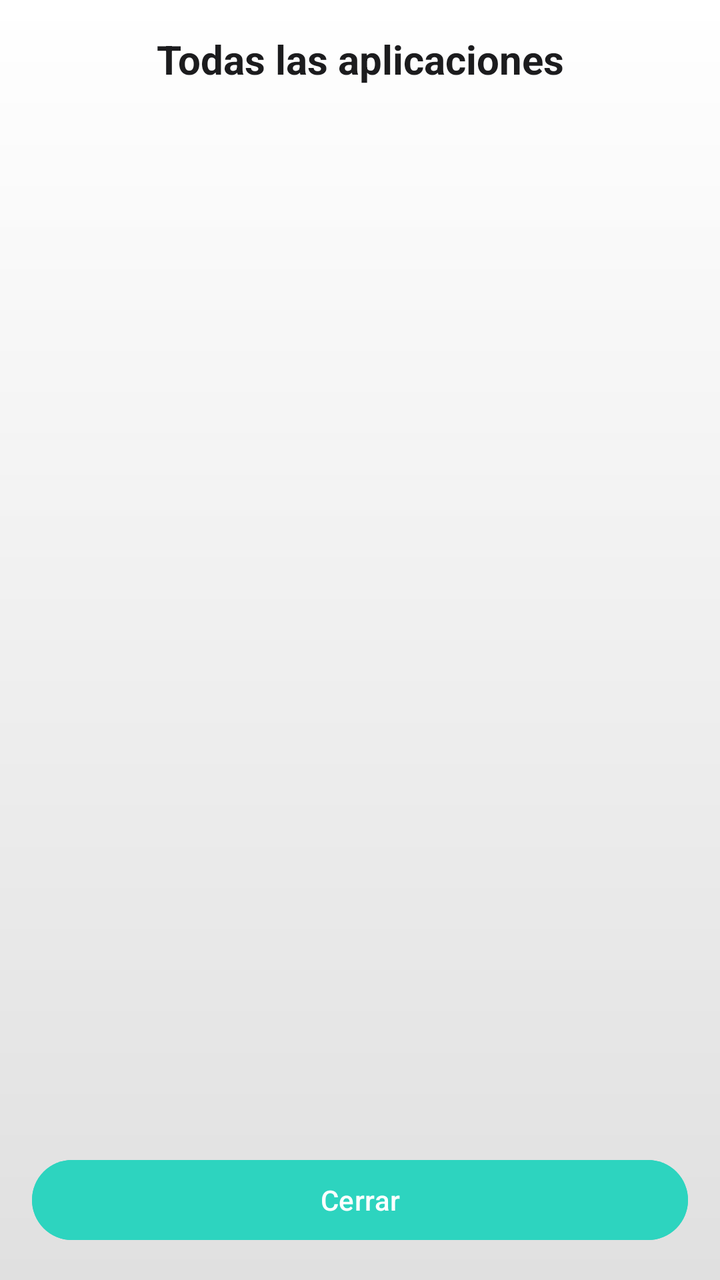
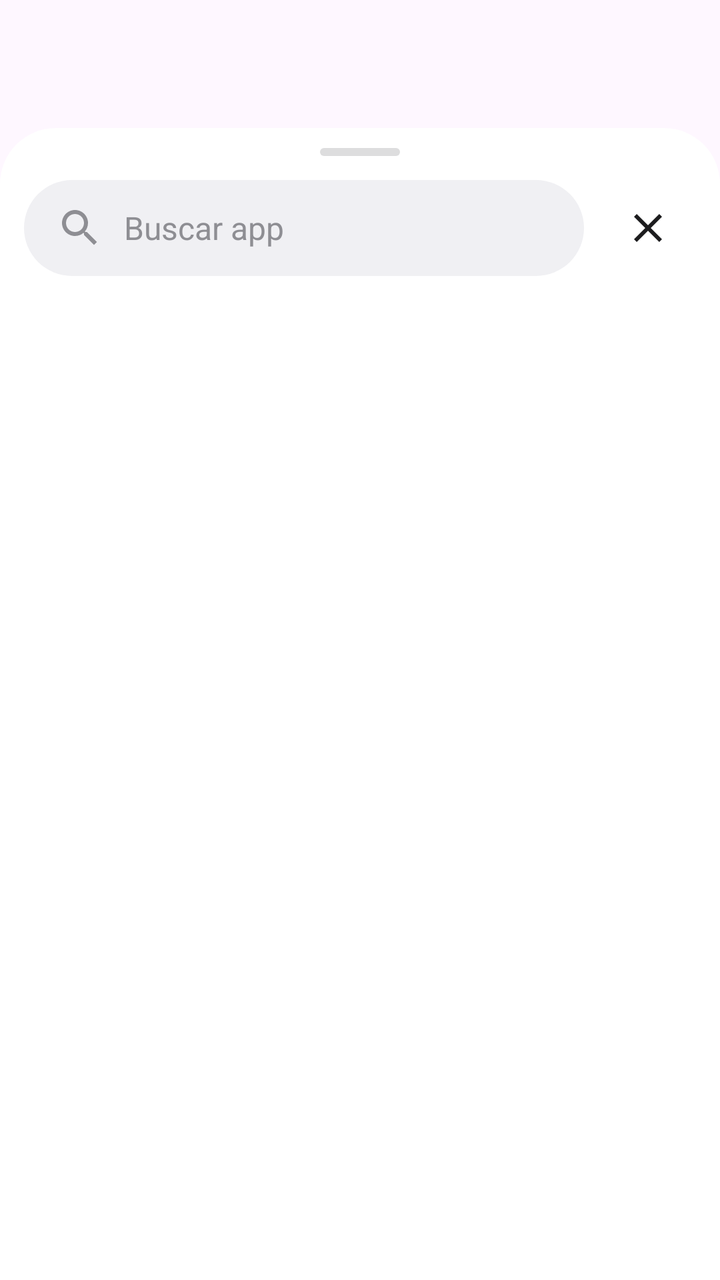

Screens rendered from an Android XML layout before and after an edit, with the pre-edit source and the edit as a unified diff.
<!-- AndroidManifest.xml: application theme Theme.OASIS -->
<!-- res/layout/dialog_all_apps.xml -->
<?xml version="1.0" encoding="utf-8"?>
<LinearLayout xmlns:android="http://schemas.android.com/apk/res/android"
    android:layout_width="match_parent"
    android:layout_height="match_parent"
    android:orientation="vertical"
    android:padding="16dp"
    android:clipChildren="true"
    android:clipToPadding="true"
    android:background="@drawable/settings_bg_gradient">

    <TextView
        android:layout_width="match_parent"
        android:layout_height="wrap_content"
        android:text="Todas las aplicaciones"
        android:textSize="20sp"
        android:textStyle="bold"
        android:textColor="#1C1C1E"
        android:gravity="center"
        android:layout_marginBottom="16dp" />

    <androidx.recyclerview.widget.RecyclerView
        android:id="@+id/rv_apps"
        android:layout_width="match_parent"
        android:layout_height="0dp"
        android:layout_weight="1" />

    <Button
        android:id="@+id/btn_close_apps"
        android:layout_width="match_parent"
        android:layout_height="wrap_content"
        android:layout_marginTop="16dp"
        android:text="Cerrar"
        android:backgroundTint="@color/btn_call"
        android:textColor="@color/white" />

</LinearLayout>
<!-- resources referenced by this layout -->
<resources>
  <color name="btn_call">#2dd4bf</color>
  <color name="white">#FFFFFF</color>
  <!-- drawable settings_bg_gradient (drawable) -->
  <?xml version="1.0" encoding="utf-8"?>
  <shape xmlns:android="http://schemas.android.com/apk/res/android"
      android:shape="rectangle">
      <gradient
          android:startColor="#FFFFFF"
          android:endColor="#E0E0E0"
          android:angle="270" />
  </shape>
  <style name="Theme.OASIS" parent="Theme.Material3.DayNight.NoActionBar">
          <item name="android:statusBarColor">@color/status_bar_amanecer</item>
          <item name="android:windowLightStatusBar">true</item>
      </style>
  <color name="status_bar_amanecer">#FFE0B2</color>
</resources>

<!-- the commit's change to res/layout/dialog_all_apps.xml (unified diff, before → after) -->
@@ -2,35 +2,74 @@
 <LinearLayout xmlns:android="http://schemas.android.com/apk/res/android"
     android:layout_width="match_parent"
     android:layout_height="match_parent"
-    android:orientation="vertical"
-    android:padding="16dp"
-    android:clipChildren="true"
-    android:clipToPadding="true"
-    android:background="@drawable/settings_bg_gradient">
+    android:orientation="vertical">
 
-    <TextView
+    
+    <View
+        android:id="@+id/drawer_dismiss_area"
         android:layout_width="match_parent"
-        android:layout_height="wrap_content"
-        android:text="Todas las aplicaciones"
-        android:textSize="20sp"
-        android:textStyle="bold"
-        android:textColor="#1C1C1E"
-        android:gravity="center"
-        android:layout_marginBottom="16dp" />
+        android:layout_height="64dp" />
 
-    <androidx.recyclerview.widget.RecyclerView
-        android:id="@+id/rv_apps"
+    <LinearLayout
         android:layout_width="match_parent"
         android:layout_height="0dp"
-        android:layout_weight="1" />
+        android:layout_weight="1"
+        android:background="@drawable/bg_drawer"
+        android:orientation="vertical"
+        android:paddingStart="12dp"
+        android:paddingTop="10dp"
+        android:paddingEnd="12dp">
 
-    <Button
-        android:id="@+id/btn_close_apps"
-        android:layout_width="match_parent"
-        android:layout_height="wrap_content"
-        android:layout_marginTop="16dp"
-        android:text="Cerrar"
-        android:backgroundTint="@color/btn_call"
-        android:textColor="@color/white" />
+        <View
+            android:layout_width="40dp"
+            android:layout_height="4dp"
+            android:layout_gravity="center_horizontal"
+            android:background="@drawable/bg_handle" />
 
+        <LinearLayout
+            android:layout_width="match_parent"
+            android:layout_height="wrap_content"
+            android:layout_marginTop="12dp"
+            android:layout_marginBottom="8dp"
+            android:gravity="center_vertical"
+            android:orientation="horizontal">
+
+            <EditText
+                android:id="@+id/et_search_apps"
+                android:layout_width="0dp"
+                android:layout_height="48dp"
+                android:layout_weight="1"
+                android:background="@drawable/bg_search"
+                android:drawableStart="@drawable/ic_search"
+                android:drawablePadding="10dp"
+                android:hint="Buscar app"
+                android:imeOptions="actionSearch"
+                android:importantForAutofill="no"
+                android:inputType="text"
+                android:maxLines="1"
+                android:paddingStart="16dp"
+                android:paddingEnd="16dp"
+                android:textColor="#1C1C1E"
+                android:textColorHint="#8E8E93"
+                android:textSize="16sp" />
+
+            <ImageView
+                android:id="@+id/btn_close_apps"
+                android:layout_width="48dp"
+                android:layout_height="48dp"
+                android:layout_marginStart="8dp"
+                android:background="?attr/selectableItemBackgroundBorderless"
+                android:contentDescription="Cerrar"
+                android:padding="12dp"
+                android:src="@drawable/ic_close" />
+        </LinearLayout>
+
+        <androidx.recyclerview.widget.RecyclerView
+            android:id="@+id/rv_apps"
+            android:layout_width="match_parent"
+            android:layout_height="0dp"
+            android:layout_weight="1"
+            android:clipToPadding="false"
+            android:paddingBottom="24dp" />
+    </LinearLayout>
 </LinearLayout>
<!-- resource entries referenced after the edit -->
@@ -1,16 +1,48 @@
 <!-- resources referenced by this layout -->
 <resources>
-  <color name="btn_call">#2dd4bf</color>
-  <color name="white">#FFFFFF</color>
-  <!-- drawable settings_bg_gradient (drawable) -->
+  <!-- drawable bg_drawer (drawable) -->
   <?xml version="1.0" encoding="utf-8"?>
   <shape xmlns:android="http://schemas.android.com/apk/res/android"
       android:shape="rectangle">
-      <gradient
-          android:startColor="#FFFFFF"
-          android:endColor="#E0E0E0"
-          android:angle="270" />
+      <solid android:color="#F5FFFFFF" />
+      <corners
+          android:topLeftRadius="28dp"
+          android:topRightRadius="28dp" />
   </shape>
+  <!-- drawable bg_handle (drawable) -->
+  <?xml version="1.0" encoding="utf-8"?>
+  <shape xmlns:android="http://schemas.android.com/apk/res/android"
+      android:shape="rectangle">
+      <solid android:color="#4D8E8E93" />
+      <corners android:radius="2dp" />
+  </shape>
+  <!-- drawable bg_search (drawable) -->
+  <?xml version="1.0" encoding="utf-8"?>
+  <shape xmlns:android="http://schemas.android.com/apk/res/android"
+      android:shape="rectangle">
+      <solid android:color="#F0F0F3" />
+      <corners android:radius="24dp" />
+  </shape>
+  <!-- drawable ic_close (drawable) -->
+  <vector xmlns:android="http://schemas.android.com/apk/res/android"
+      android:width="24dp"
+      android:height="24dp"
+      android:viewportWidth="24"
+      android:viewportHeight="24">
+      <path
+          android:fillColor="#1C1C1E"
+          android:pathData="M19,6.41L17.59,5 12,10.59 6.41,5 5,6.41 10.59,12 5,17.59 6.41,19 12,13.41 17.59,19 19,17.59 13.41,12z" />
+  </vector>
+  <!-- drawable ic_search (drawable) -->
+  <vector xmlns:android="http://schemas.android.com/apk/res/android"
+      android:width="24dp"
+      android:height="24dp"
+      android:viewportWidth="24"
+      android:viewportHeight="24">
+      <path
+          android:fillColor="#8E8E93"
+          android:pathData="M15.5,14h-0.79l-0.28,-0.27C15.41,12.59 16,11.11 16,9.5 16,5.91 13.09,3 9.5,3S3,5.91 3,9.5 5.91,16 9.5,16c1.61,0 3.09,-0.59 4.23,-1.57l0.27,0.28v0.79l5,4.99L20.49,19l-4.99,-5zM9.5,14C7.01,14 5,11.99 5,9.5S7.01,5 9.5,5 14,7.01 14,9.5 11.99,14 9.5,14z" />
+  </vector>
   <style name="Theme.OASIS" parent="Theme.Material3.DayNight.NoActionBar">
           <item name="android:statusBarColor">@color/status_bar_amanecer</item>
           <item name="android:windowLightStatusBar">true</item>
